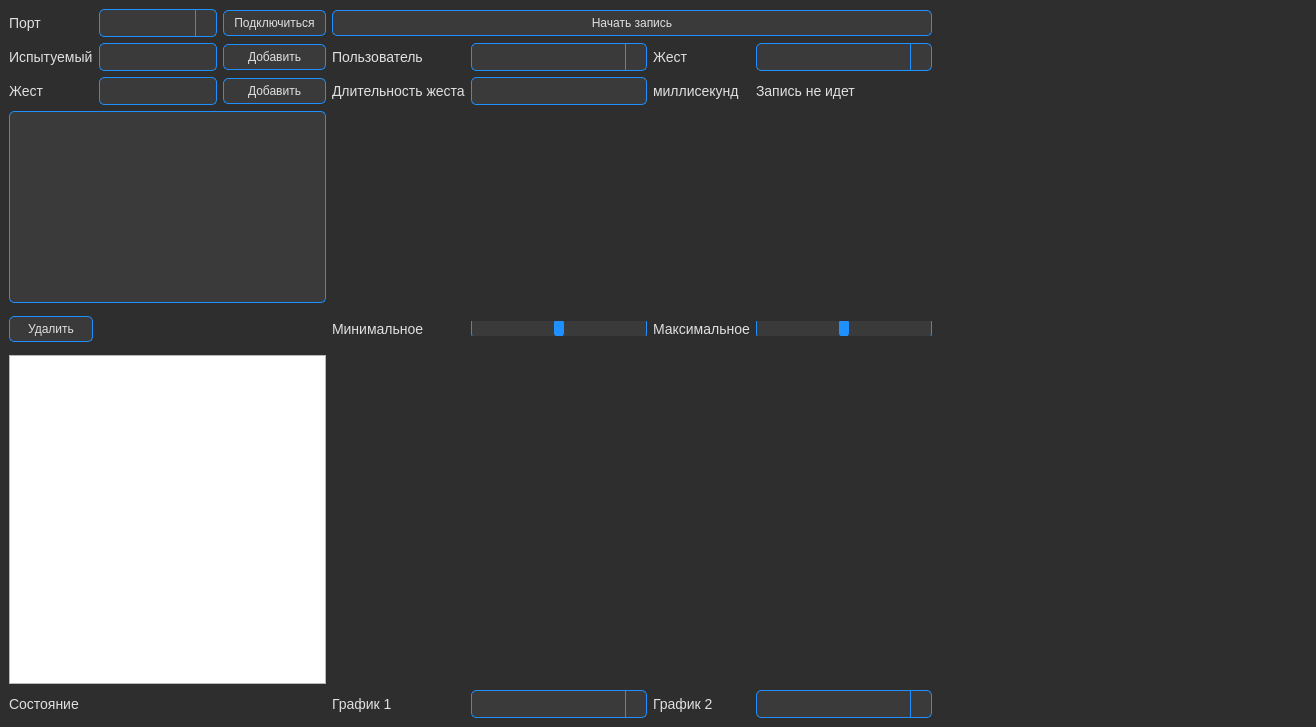
First picture: the form in mainwindow.ui, repository DenisModern/project1742gui, before the edit.
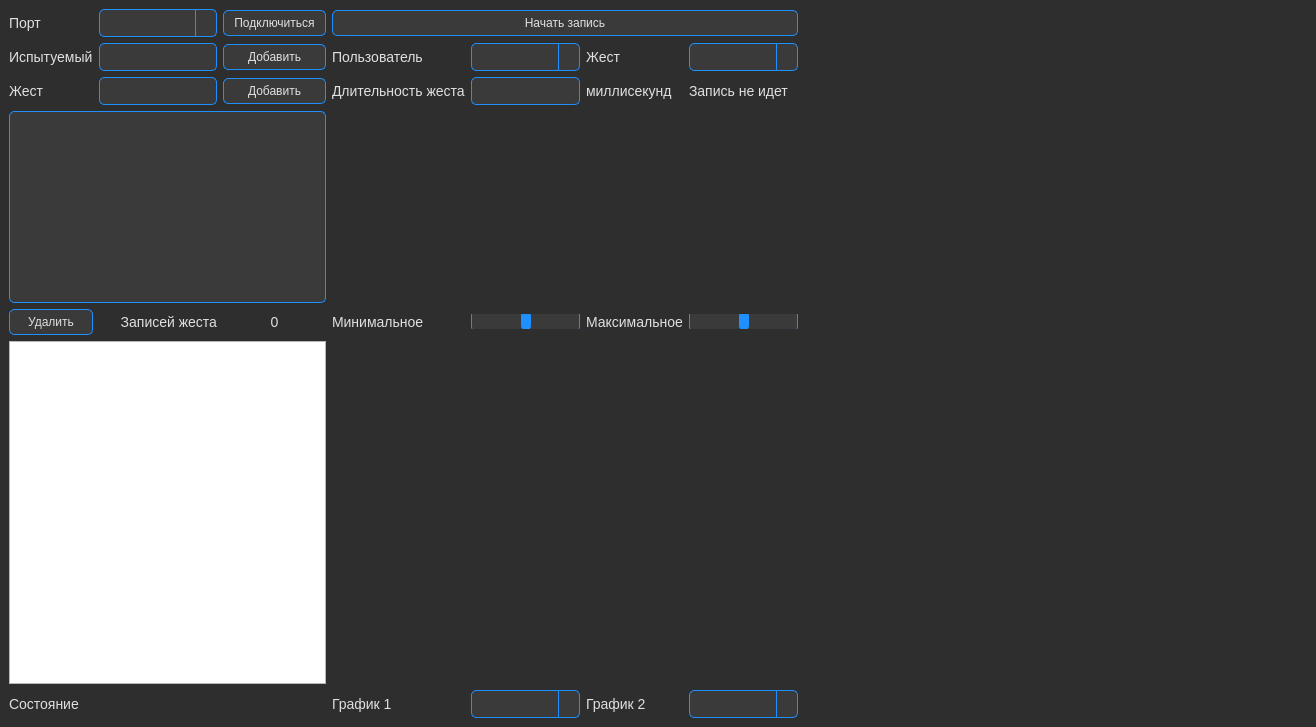
Second picture: the form after the edit. Icons and pictures are not drawn.

```diff
--- a/mainwindow.ui
+++ b/mainwindow.ui
@@ -78,7 +78,45 @@
 }
 </string>
    </property>
-   <layout class="QGridLayout" name="gridLayout_3" columnstretch="0,5,0,2">
+   <layout class="QGridLayout" name="gridLayout_3" columnstretch="0,0,0,2">
+    <item row="0" column="3">
+     <layout class="QVBoxLayout" name="verticalLayout_2" stretch="0,0,0,0,0,0">
+      <property name="spacing">
+       <number>0</number>
+      </property>
+      <property name="leftMargin">
+       <number>0</number>
+      </property>
+      <property name="rightMargin">
+       <number>0</number>
+      </property>
+      <item>
+       <widget class="QWidget" name="avg1" native="true"/>
+      </item>
+      <item>
+       <widget class="QWidget" name="avg2" native="true"/>
+      </item>
+      <item>
+       <widget class="QWidget" name="avg3" native="true">
+        <property name="minimumSize">
+         <size>
+          <width>100</width>
+          <height>0</height>
+         </size>
+        </property>
+       </widget>
+      </item>
+      <item>
+       <widget class="QWidget" name="avg4" native="true"/>
+      </item>
+      <item>
+       <widget class="QWidget" name="avg5" native="true"/>
+      </item>
+      <item>
+       <widget class="QWidget" name="avg6" native="true"/>
+      </item>
+     </layout>
+    </item>
     <item row="0" column="1">
      <layout class="QGridLayout" name="gridLayout_2" rowstretch="0,0,0,0,0,0,0,0" columnstretch="0,0,0,0,1,0,1">
       <item row="3" column="0" rowspan="2" colspan="3">
@@ -205,22 +243,6 @@
         </property>
        </widget>
       </item>
-      <item row="5" column="1" colspan="2">
-       <spacer name="verticalSpacer">
-        <property name="orientation">
-         <enum>Qt::Vertical</enum>
-        </property>
-        <property name="sizeType">
-         <enum>QSizePolicy::Fixed</enum>
-        </property>
-        <property name="sizeHint" stdset="0">
-         <size>
-          <width>20</width>
-          <height>40</height>
-         </size>
-        </property>
-       </spacer>
-      </item>
       <item row="6" column="5" colspan="2">
        <widget class="QWidget" name="graph2" native="true"/>
       </item>
@@ -300,43 +322,33 @@
         </property>
        </widget>
       </item>
-     </layout>
-    </item>
-    <item row="0" column="3">
-     <layout class="QVBoxLayout" name="verticalLayout_2" stretch="0,0,0,0,0,0">
-      <property name="spacing">
-       <number>0</number>
-      </property>
-      <property name="leftMargin">
-       <number>0</number>
-      </property>
-      <property name="rightMargin">
-       <number>0</number>
-      </property>
-      <item>
-       <widget class="QWidget" name="avg1" native="true"/>
-      </item>
-      <item>
-       <widget class="QWidget" name="avg2" native="true"/>
-      </item>
-      <item>
-       <widget class="QWidget" name="avg3" native="true">
-        <property name="minimumSize">
-         <size>
-          <width>100</width>
-          <height>0</height>
-         </size>
+      <item row="5" column="1">
+       <widget class="QLabel" name="numrecordingstext_label">
+        <property name="text">
+         <string>Записей жеста</string>
         </property>
+        <property name="alignment">
+         <set>Qt::AlignRight|Qt::AlignTrailing|Qt::AlignVCenter</set>
+        </property>
        </widget>
       </item>
-      <item>
-       <widget class="QWidget" name="avg4" native="true"/>
-      </item>
-      <item>
-       <widget class="QWidget" name="avg5" native="true"/>
-      </item>
-      <item>
-       <widget class="QWidget" name="avg6" native="true"/>
+      <item row="5" column="2">
+       <widget class="QLabel" name="numrecordings_label">
+        <property name="font">
+         <font>
+          <family>Segoe UI</family>
+          <pointsize>18</pointsize>
+          <italic>false</italic>
+          <bold>false</bold>
+         </font>
+        </property>
+        <property name="text">
+         <string>0</string>
+        </property>
+        <property name="alignment">
+         <set>Qt::AlignCenter</set>
+        </property>
+       </widget>
       </item>
      </layout>
     </item>
```
Left out of the diff: 4 changed lines with no effect on the pictures.
